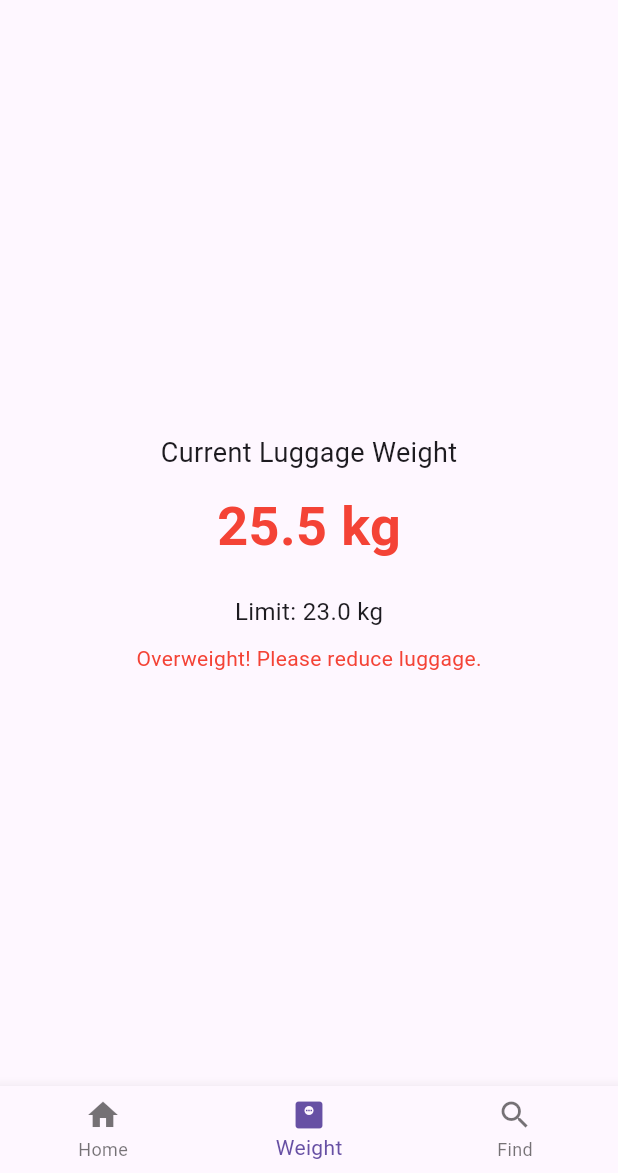
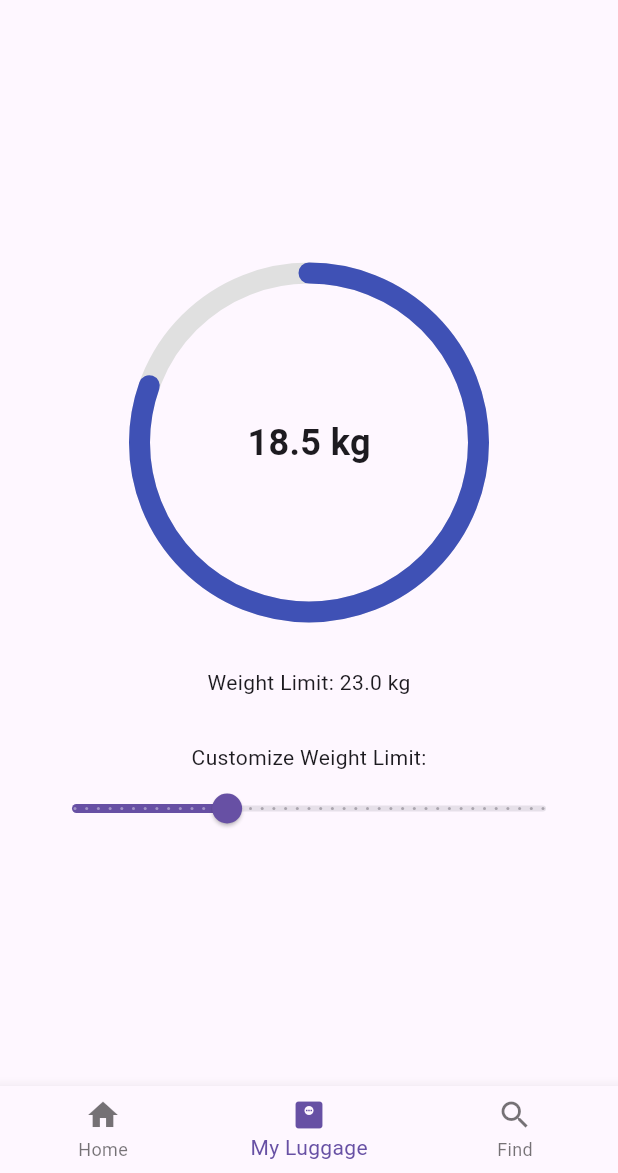
Before and after one commit to alexl011/CASA0015-Mobile-Systems-project, a Flutter app: the screen it shows after launch, item 2 of the bottom bar chosen, on a phone screen of 412 x 824 dp, the part 63-1236 px from its top. Run offline on Flutter 3.47's test engine with Material 3 defaults, Android fonts, the phone set to English and light mode, and no system bars; drawn by our look-alikes of percent_indicator.

Commit message:
add weight limit in luggage page

```diff
--- a/lib/main.dart
+++ b/lib/main.dart
@@ -1,4 +1,5 @@
 import 'package:flutter/material.dart';
+import 'package:percent_indicator/circular_percent_indicator.dart';
 
 void main() {
   runApp(SmartLuggageApp());
@@ -26,7 +27,7 @@ class _MainScreenState extends State<MainScreen> {
 
   final List<Widget> _pages = [
     HomePage(),
-    WeightPage(),
+    LuggagePage(),
     FindPage(),
   ];
 
@@ -40,7 +41,7 @@ class _MainScreenState extends State<MainScreen> {
         onTap: (index) => setState(() => _currentIndex = index),
         items: const [
           BottomNavigationBarItem(icon: Icon(Icons.home), label: 'Home'),
-          BottomNavigationBarItem(icon: Icon(Icons.monitor_weight), label: 'Weight'),
+          BottomNavigationBarItem(icon: Icon(Icons.monitor_weight), label: 'My Luggage'),
           BottomNavigationBarItem(icon: Icon(Icons.search), label: 'Find'),
         ],
       ),
@@ -71,27 +72,57 @@ class HomePage extends StatelessWidget {
   }
 }
 
-class WeightPage extends StatelessWidget {
-  final double currentWeight = 25.5; // kg
-  final double maxWeight = 23.0; // kg (e.g., airline limit)
+
+
+class LuggagePage extends StatefulWidget {
+  @override
+  _LuggagePageState createState() => _LuggagePageState();
+}
+
+class _LuggagePageState extends State<LuggagePage> {
+  double luggageWeight = 18.5;
+  double maxWeight = 23.0;
 
   @override
   Widget build(BuildContext context) {
-    final isOverweight = currentWeight > maxWeight;
+    double percent = (luggageWeight / maxWeight).clamp(0.0, 1.0);
+    bool isOverweight = luggageWeight > maxWeight;
 
-    return Center(
+    return Padding(
+      padding: const EdgeInsets.all(24.0),
       child: Column(
         mainAxisAlignment: MainAxisAlignment.center,
         children: [
-          Text('Current Luggage Weight', style: TextStyle(fontSize: 18)),
-          SizedBox(height: 10),
-          Text('$currentWeight kg',
-              style: TextStyle(fontSize: 36, fontWeight: FontWeight.bold, color: isOverweight ? Colors.red : Colors.green)),
-          SizedBox(height: 20),
-          Text('Limit: $maxWeight kg', style: TextStyle(fontSize: 16)),
-          SizedBox(height: 10),
+          CircularPercentIndicator(
+            radius: 120.0,
+            lineWidth: 14.0,
+            percent: percent,
+            center: Text("${luggageWeight.toStringAsFixed(1)} kg",
+                style: TextStyle(fontSize: 24, fontWeight: FontWeight.bold)),
+            progressColor: isOverweight ? Colors.red : Colors.indigo,
+            backgroundColor: Colors.grey.shade300,
+            circularStrokeCap: CircularStrokeCap.round,
+            animation: true,
+          ),
+          SizedBox(height: 30),
+          Text("Weight Limit: ${maxWeight.toStringAsFixed(1)} kg"),
           if (isOverweight)
-            Text('Overweight! Please reduce luggage.', style: TextStyle(color: Colors.red)),
+            Text("Overweight! Please reduce luggage.",
+                style: TextStyle(color: Colors.red, fontWeight: FontWeight.bold)),
+          SizedBox(height: 30),
+          Text("Customize Weight Limit:"),
+          Slider(
+            value: maxWeight,
+            min: 10,
+            max: 50,
+            divisions: 40,
+            label: maxWeight.toStringAsFixed(1),
+            onChanged: (value) {
+              setState(() {
+                maxWeight = value;
+              });
+            },
+          )
         ],
       ),
     );
--- a/pubspec.yaml
+++ b/pubspec.yaml
@@ -22,6 +22,7 @@ dependencies:
   # The following adds the Cupertino Icons font to your application.
   # Use with the CupertinoIcons class for iOS style icons.
   cupertino_icons: ^1.0.8
+  percent_indicator: ^4.2.2
 
 dev_dependencies:
   flutter_test:
```
Also changed, not shown: pubspec.lock.
